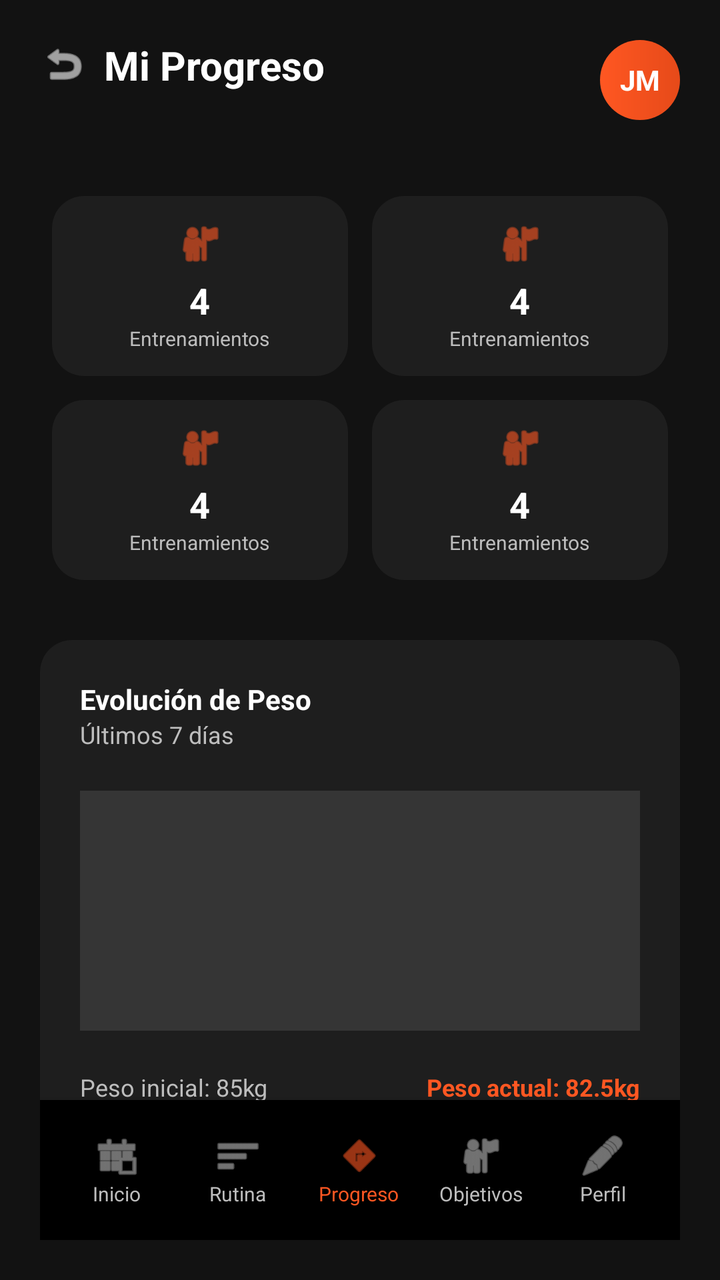
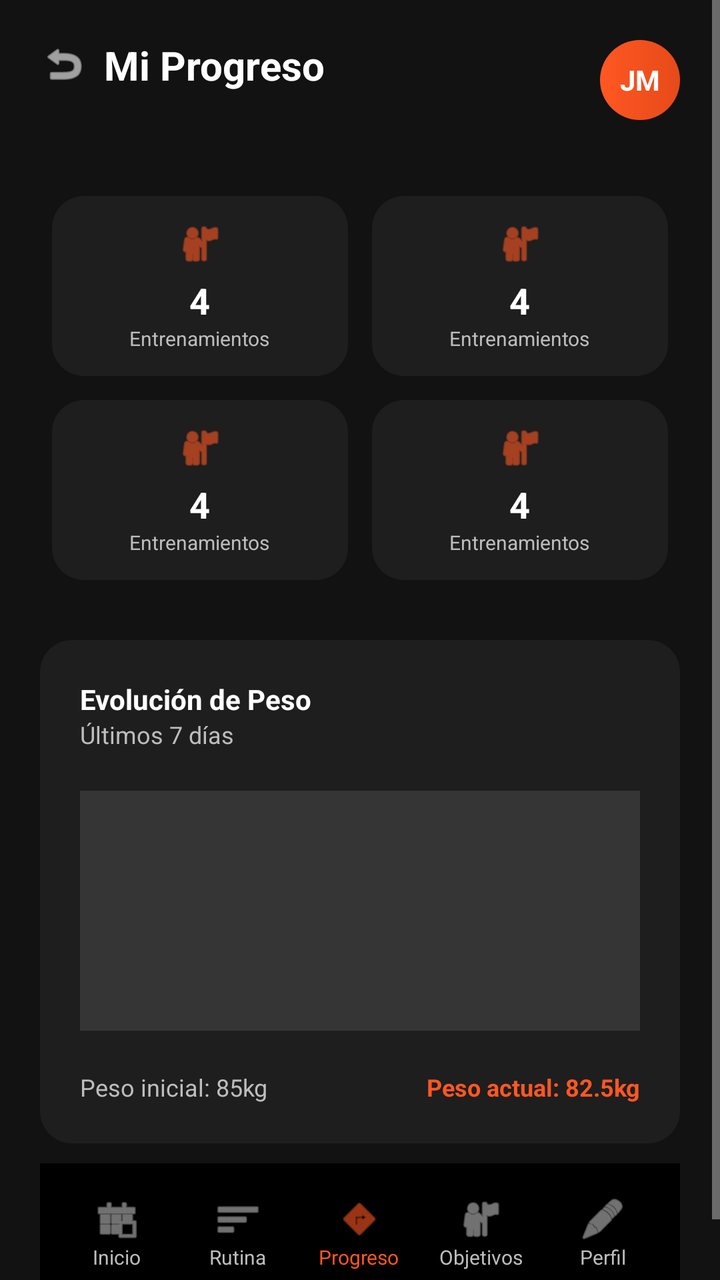

Two renders of the same Android screen: before a commit and after it. Below are the layout's source before the change and the commit's diff.
<!-- AndroidManifest.xml: application theme Theme.GymTrackMovil -->
<!-- res/layout/activity_progress.xml -->
<?xml version="1.0" encoding="utf-8"?>
<ScrollView xmlns:android="http://schemas.android.com/apk/res/android"
    xmlns:app="http://schemas.android.com/apk/res-auto"
    android:layout_width="match_parent"
    android:layout_height="match_parent"
    android:background="@color/dark_background"
    android:fillViewport="true">

    <androidx.constraintlayout.widget.ConstraintLayout
        android:layout_width="match_parent"
        android:layout_height="wrap_content"
        android:padding="20dp">

        
        <ImageView
            android:id="@+id/ivBack"
            android:layout_width="24dp"
            android:layout_height="24dp"
            android:src="@android:drawable/ic_menu_revert"
            android:tint="@color/white"
            app:layout_constraintStart_toStartOf="parent"
            app:layout_constraintTop_toTopOf="parent" />

        <TextView
            android:layout_width="wrap_content"
            android:layout_height="wrap_content"
            android:layout_marginStart="8dp"
            android:text="Mi Progreso"
            android:textColor="@color/white"
            android:textSize="20sp"
            android:textStyle="bold"
            app:layout_constraintBottom_toBottomOf="@id/ivBack"
            app:layout_constraintStart_toEndOf="@id/ivBack"
            app:layout_constraintTop_toTopOf="@id/ivBack" />

        <TextView
            android:id="@+id/tvUserInitials"
            android:layout_width="40dp"
            android:layout_height="40dp"
            android:background="@drawable/step_circle_active"
            android:gravity="center"
            android:text="JM"
            android:textColor="@color/white"
            android:textStyle="bold"
            app:layout_constraintEnd_toEndOf="parent"
            app:layout_constraintTop_toTopOf="parent" />

        
        <GridLayout
            android:id="@+id/glProgressStats"
            android:layout_width="match_parent"
            android:layout_height="wrap_content"
            android:layout_marginTop="32dp"
            android:columnCount="2"
            android:rowCount="2"
            app:layout_constraintTop_toBottomOf="@id/tvUserInitials">

            <include layout="@layout/item_stat_card" android:layout_width="0dp" android:layout_height="wrap_content" android:layout_columnWeight="1" android:layout_margin="6dp"/>
            <include layout="@layout/item_stat_card" android:layout_width="0dp" android:layout_height="wrap_content" android:layout_columnWeight="1" android:layout_margin="6dp"/>
            <include layout="@layout/item_stat_card" android:layout_width="0dp" android:layout_height="wrap_content" android:layout_columnWeight="1" android:layout_margin="6dp"/>
            <include layout="@layout/item_stat_card" android:layout_width="0dp" android:layout_height="wrap_content" android:layout_columnWeight="1" android:layout_margin="6dp"/>
        </GridLayout>

        
        <LinearLayout
            android:id="@+id/llWeightEvolution"
            android:layout_width="match_parent"
            android:layout_height="wrap_content"
            android:layout_marginTop="24dp"
            android:background="@drawable/card_bg"
            android:orientation="vertical"
            android:padding="20dp"
            app:layout_constraintTop_toBottomOf="@id/glProgressStats">

            <TextView
                android:layout_width="wrap_content"
                android:layout_height="wrap_content"
                android:text="Evolución de Peso"
                android:textColor="@color/white"
                android:textStyle="bold" />

            <TextView
                android:layout_width="wrap_content"
                android:layout_height="wrap_content"
                android:text="Últimos 7 días"
                android:textColor="@color/text_secondary"
                android:textSize="12sp" />

            
            <View
                android:layout_width="match_parent"
                android:layout_height="120dp"
                android:layout_marginTop="20dp"
                android:background="#1AFFFFFF" />

            <LinearLayout
                android:layout_width="match_parent"
                android:layout_height="wrap_content"
                android:layout_marginTop="20dp"
                android:orientation="horizontal">
                <TextView android:layout_width="0dp" android:layout_height="wrap_content" android:layout_weight="1" android:text="Peso inicial: 85kg" android:textColor="@color/text_secondary" android:textSize="12sp"/>
                <TextView android:layout_width="0dp" android:layout_height="wrap_content" android:layout_weight="1" android:gravity="end" android:text="Peso actual: 82.5kg" android:textColor="@color/orange_primary" android:textSize="12sp" android:textStyle="bold"/>
            </LinearLayout>
        </LinearLayout>

        
        <LinearLayout
            android:layout_width="match_parent"
            android:layout_height="70dp"
            android:background="@color/black"
            android:elevation="8dp"
            android:orientation="horizontal"
            android:padding="8dp"
            app:layout_constraintBottom_toBottomOf="parent"
            app:layout_constraintEnd_toEndOf="parent"
            app:layout_constraintStart_toStartOf="parent"
            android:layout_marginTop="32dp">

            <LinearLayout android:id="@+id/navHome" android:layout_width="0dp" android:layout_height="match_parent" android:layout_weight="1" android:gravity="center" android:orientation="vertical">
                <ImageView android:layout_width="24dp" android:layout_height="24dp" android:src="@android:drawable/ic_menu_today" android:tint="@color/text_secondary"/>
                <TextView android:layout_width="wrap_content" android:layout_height="wrap_content" android:text="Inicio" android:textColor="@color/text_secondary" android:textSize="10sp"/>
            </LinearLayout>

            <LinearLayout android:id="@+id/navRoutine" android:layout_width="0dp" android:layout_height="match_parent" android:layout_weight="1" android:gravity="center" android:orientation="vertical">
                <ImageView android:layout_width="24dp" android:layout_height="24dp" android:src="@android:drawable/ic_menu_sort_by_size" android:tint="@color/text_secondary"/>
                <TextView android:layout_width="wrap_content" android:layout_height="wrap_content" android:text="Rutina" android:textColor="@color/text_secondary" android:textSize="10sp"/>
            </LinearLayout>

            <LinearLayout android:id="@+id/navProgress" android:layout_width="0dp" android:layout_height="match_parent" android:layout_weight="1" android:gravity="center" android:orientation="vertical">
                <ImageView android:layout_width="24dp" android:layout_height="24dp" android:src="@android:drawable/ic_menu_directions" android:tint="@color/orange_primary"/>
                <TextView android:layout_width="wrap_content" android:layout_height="wrap_content" android:text="Progreso" android:textColor="@color/orange_primary" android:textSize="10sp"/>
            </LinearLayout>

            <LinearLayout android:id="@+id/navGoals" android:layout_width="0dp" android:layout_height="match_parent" android:layout_weight="1" android:gravity="center" android:orientation="vertical">
                <ImageView android:layout_width="24dp" android:layout_height="24dp" android:src="@android:drawable/ic_menu_myplaces" android:tint="@color/text_secondary"/>
                <TextView android:layout_width="wrap_content" android:layout_height="wrap_content" android:text="Objetivos" android:textColor="@color/text_secondary" android:textSize="10sp"/>
            </LinearLayout>

            <LinearLayout android:id="@+id/navProfile" android:layout_width="0dp" android:layout_height="match_parent" android:layout_weight="1" android:gravity="center" android:orientation="vertical">
                <ImageView android:layout_width="24dp" android:layout_height="24dp" android:src="@android:drawable/ic_menu_edit" android:tint="@color/text_secondary"/>
                <TextView android:layout_width="wrap_content" android:layout_height="wrap_content" android:text="Perfil" android:textColor="@color/text_secondary" android:textSize="10sp"/>
            </LinearLayout>
        </LinearLayout>

    </androidx.constraintlayout.widget.ConstraintLayout>
</ScrollView>
<!-- res/layout/item_stat_card.xml (included above) -->
<?xml version="1.0" encoding="utf-8"?>
<LinearLayout xmlns:android="http://schemas.android.com/apk/res/android"
    android:layout_width="match_parent"
    android:layout_height="wrap_content"
    android:background="@drawable/card_bg"
    android:gravity="center"
    android:orientation="vertical"
    android:padding="12dp">

    <ImageView
        android:id="@+id/ivStatIcon"
        android:layout_width="24dp"
        android:layout_height="24dp"
        android:src="@android:drawable/ic_menu_myplaces"
        android:tint="@color/orange_primary" />

    <TextView
        android:id="@+id/tvStatValue"
        android:layout_width="wrap_content"
        android:layout_height="wrap_content"
        android:layout_marginTop="4dp"
        android:text="4"
        android:textColor="@color/white"
        android:textSize="18sp"
        android:textStyle="bold" />

    <TextView
        android:id="@+id/tvStatLabel"
        android:layout_width="wrap_content"
        android:layout_height="wrap_content"
        android:text="Entrenamientos"
        android:textColor="@color/text_secondary"
        android:textSize="10sp" />
</LinearLayout>
<!-- resources referenced by this layout -->
<resources>
  <color name="black">#FF000000</color>
  <color name="dark_background">#121212</color>
  <color name="orange_primary">#FF5722</color>
  <color name="text_secondary">#BDBDBD</color>
  <color name="white">#FFFFFFFF</color>
  <!-- drawable card_bg (drawable) -->
  <?xml version="1.0" encoding="utf-8"?>
  <shape xmlns:android="http://schemas.android.com/apk/res/android">
      <solid android:color="@color/dark_surface" />
      <corners android:radius="16dp" />
  </shape>
  <!-- drawable step_circle_active (drawable) -->
  <?xml version="1.0" encoding="utf-8"?>
  <shape xmlns:android="http://schemas.android.com/apk/res/android"
      android:shape="oval">
      <gradient
          android:startColor="@color/orange_primary"
          android:endColor="@color/orange_dark"
          android:angle="0" />
  </shape>
  <style name="Theme.GymTrackMovil" parent="Base.Theme.GymTrackMovil" />
  <color name="dark_surface">#1E1E1E</color>
  <color name="orange_dark">#E64A19</color>
  <style name="Base.Theme.GymTrackMovil" parent="Theme.Material3.DayNight.NoActionBar">
          
          <item name="colorPrimary">@color/orange_primary</item>
          <item name="colorSecondary">@color/white</item>
          <item name="android:windowBackground">@color/dark_background</item>
          <item name="android:textColorPrimary">@color/text_primary</item>
          <item name="android:textColorSecondary">@color/text_secondary</item>
          <item name="android:statusBarColor">@color/dark_background</item>
      </style>
  <color name="text_primary">#FFFFFF</color>
</resources>

<!-- the commit's change to res/layout/activity_progress.xml (unified diff, before → after) -->
@@ -142,6 +142,18 @@
             </LinearLayout>
         </LinearLayout>
 
+        <androidx.appcompat.widget.AppCompatButton
+            android:id="@+id/btnRegisterProgress"
+            android:layout_width="match_parent"
+            android:layout_height="56dp"
+            android:layout_marginTop="24dp"
+            android:background="@drawable/btn_gradient"
+            android:text="Registrar Nueva Medición"
+            android:textAllCaps="false"
+            android:textColor="@color/white"
+            android:textStyle="bold"
+            app:layout_constraintTop_toBottomOf="@id/llWeightEvolution" />
+
     </androidx.constraintlayout.widget.ConstraintLayout>
 </ScrollView>
 <!-- res/layout/item_stat_card.xml (included above) -->
<!-- resource entries referenced after the edit -->
@@ -5,6 +5,16 @@
   <color name="orange_primary">#FF5722</color>
   <color name="text_secondary">#BDBDBD</color>
   <color name="white">#FFFFFFFF</color>
+  <!-- drawable btn_gradient (drawable) -->
+  <?xml version="1.0" encoding="utf-8"?>
+  <shape xmlns:android="http://schemas.android.com/apk/res/android"
+      android:shape="rectangle">
+      <gradient
+          android:startColor="@color/orange_primary"
+          android:endColor="@color/orange_dark"
+          android:angle="0" />
+      <corners android:radius="12dp" />
+  </shape>
   <!-- drawable card_bg (drawable) -->
   <?xml version="1.0" encoding="utf-8"?>
   <shape xmlns:android="http://schemas.android.com/apk/res/android">
